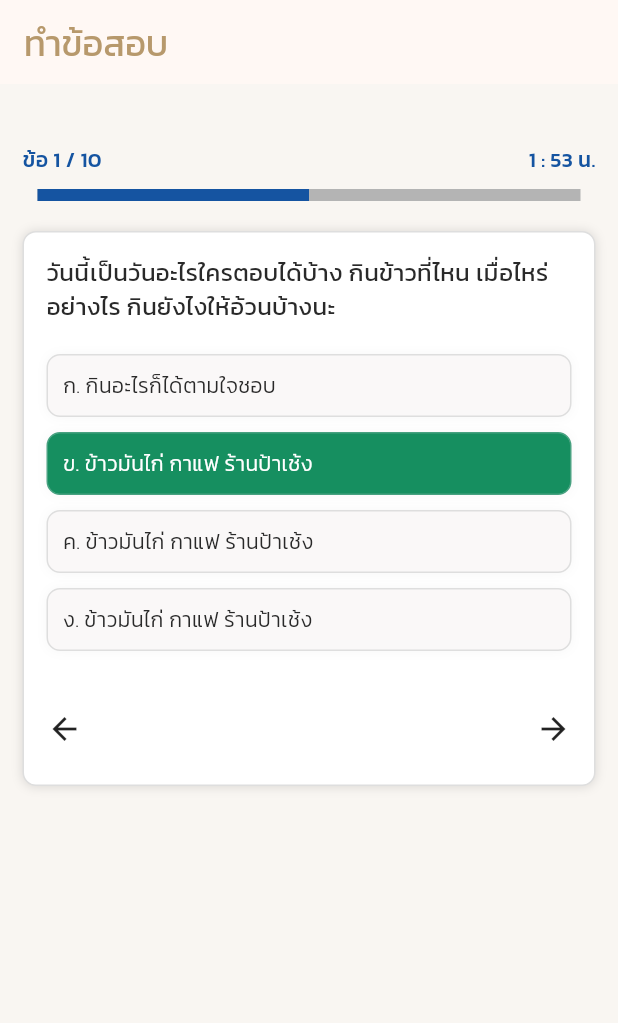
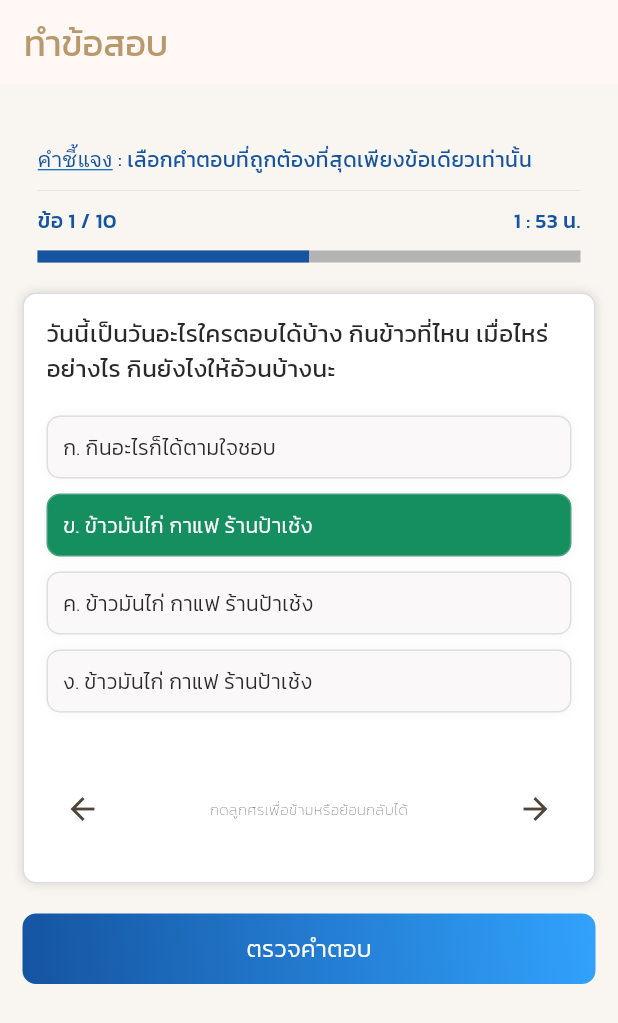
Before and after one commit to chonlatee-s/kru-flutter, a Flutter app: the TestingPage screen opened by its route, on a phone screen of 412 x 824 dp. Shown: the top 1023 px of the screen. Run offline on Flutter 3.47's test engine with Material 3 defaults, Android fonts, the light colour scheme and no system bars; drawn by our look-alikes of percent_indicator; our stand-ins replace go_router.

Commit message:
โครงสำเร็จ

```diff
--- a/lib/pages/testing_page.dart
+++ b/lib/pages/testing_page.dart
@@ -18,7 +18,8 @@ class TestingPage extends StatelessWidget {
           ),
         ),
       ),
-      body: Container(
+      body: SingleChildScrollView(
+        child: Container(
           width: double.infinity,
           color: const Color.fromARGB(255, 249, 246, 242),
           child: Padding(
@@ -27,8 +28,47 @@ class TestingPage extends StatelessWidget {
             child: Column(
               crossAxisAlignment: CrossAxisAlignment.start,
               children: [
+                //command
+                const Padding(
+                  padding: EdgeInsets.only(
+                    left: 10,
+                    right: 10,
+                  ),
+                  child: Text.rich(
+                    TextSpan(
+                        style: TextStyle(
+                          fontFamily: 'Kanit',
+                          fontSize: 14,
+                          color: Color.fromARGB(255, 21, 84, 161),
+                        ),
+                        children: [
+                          TextSpan(
+                            text: 'คำชี้แจง',
+                            style: TextStyle(
+                              decoration: TextDecoration.underline,
+                              fontWeight: FontWeight.w400,
+                              decorationColor: Color.fromARGB(255, 1, 101, 182),
+                              decorationThickness: 1,
+                            ),
+                          ),
+                          TextSpan(
+                            text:
+                                ' : เลือกคำตอบที่ถูกต้องที่สุดเพียงข้อเดียวเท่านั้น',
+                          )
+                        ]),
+                  ),
+                ),
+                const Divider(
+                  color: Color.fromARGB(255, 123, 123, 123),
+                  height: 20,
+                  thickness: 0.1,
+                  indent: 10,
+                  endIndent: 10,
+                ),
                 // time
-              const Row(
+                const Padding(
+                  padding: EdgeInsets.only(right: 10, left: 10),
+                  child: Row(
                     mainAxisAlignment: MainAxisAlignment.spaceBetween,
                     children: [
                       Text(
@@ -51,6 +91,7 @@ class TestingPage extends StatelessWidget {
                       ),
                     ],
                   ),
+                ),
 
                 // progress
                 Padding(
@@ -63,7 +104,8 @@ class TestingPage extends StatelessWidget {
                         width: MediaQuery.of(context).size.width - 30,
                         lineHeight: 8.0,
                         percent: 0.5,
-                      backgroundColor: const Color.fromARGB(255, 180, 180, 180),
+                        backgroundColor:
+                            const Color.fromARGB(255, 180, 180, 180),
                         progressColor: const Color.fromARGB(255, 21, 84, 161),
                       )
                     ],
@@ -89,7 +131,7 @@ class TestingPage extends StatelessWidget {
                     ],
                   ),
                   child: Column(
-                  mainAxisAlignment: MainAxisAlignment.spaceEvenly,
+                    crossAxisAlignment: CrossAxisAlignment.start,
                     children: [
                       //question
                       const Text(
@@ -240,13 +282,25 @@ class TestingPage extends StatelessWidget {
                       Container(
                         width: double.infinity,
                         padding: const EdgeInsets.only(bottom: 10),
-                      child: const Row(
+                        child: Row(
                           mainAxisAlignment: MainAxisAlignment.spaceBetween,
                           children: [
-                          Icon(Icons.arrow_back),
-                          Icon(Icons.arrow_forward),
-                        ],
+                            IconButton(
+                              onPressed: () {},
+                              icon: const Icon(Icons.arrow_back),
                             ),
+                            const Text(
+                              'กดลูกศรเพื่อข้ามหรือย้อนกลับได้',
+                              style: TextStyle(
+                                fontFamily: 'Kanit',
+                                fontSize: 10,
+                                fontWeight: FontWeight.w200,
+                                color: Color.fromRGBO(41, 41, 41, 1),
+                              ),
+                            ),
+                            IconButton(
+                              onPressed: () {},
+                              icon: const Icon(Icons.arrow_forward),
                             ),
                           ],
                         ),
@@ -254,6 +308,39 @@ class TestingPage extends StatelessWidget {
                     ],
                   ),
                 ),
+
+                // ปุ่มส่งคำตอบ
+                Padding(
+                  padding: const EdgeInsets.only(top: 20, bottom: 30),
+                  child: Container(
+                    padding: const EdgeInsets.all(12),
+                    decoration: BoxDecoration(
+                      borderRadius: BorderRadius.circular(9),
+                      gradient: const LinearGradient(
+                        begin: Alignment.topRight,
+                        end: Alignment.bottomLeft,
+                        colors: [
+                          Color.fromARGB(255, 49, 162, 253),
+                          Color.fromARGB(255, 21, 84, 161),
+                        ],
+                      ),
+                    ),
+                    alignment: Alignment.center,
+                    child: const Text(
+                      'ตรวจคำตอบ',
+                      style: TextStyle(
+                        fontFamily: 'Kanit',
+                        fontSize: 16,
+                        fontWeight: FontWeight.w300,
+                        color: Color.fromRGBO(255, 255, 255, 1),
+                      ),
+                    ),
+                  ),
+                ),
+              ],
+            ),
+          ),
+        ),
       ),
     );
   }
```
Lines whose indentation alone changed are shown as unchanged.
